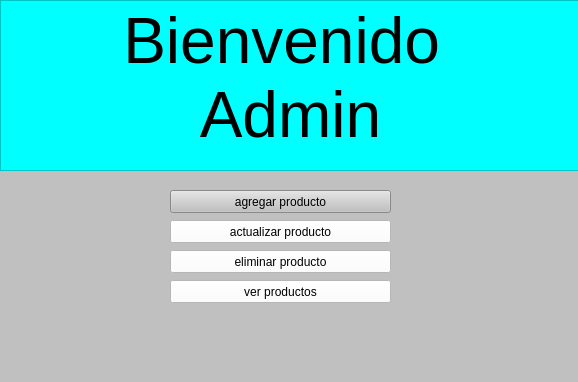
Old version of the form interfaces/vistaAdmin.ui in the repository rmarting13/Supermark.
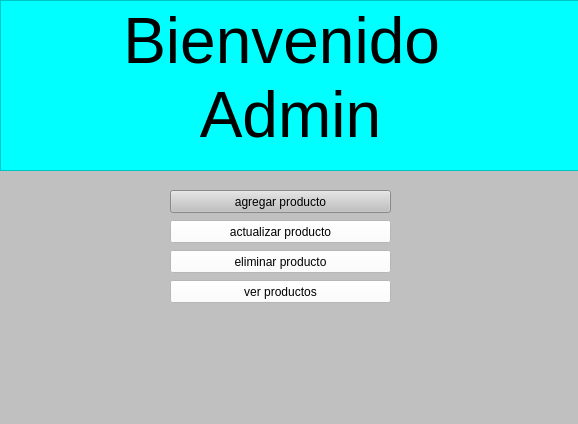
New version of the form.

The edit to the form file:
```diff
--- a/interfaces/vistaAdmin.ui
+++ b/interfaces/vistaAdmin.ui
@@ -7,7 +7,7 @@
     <x>0</x>
     <y>0</y>
     <width>578</width>
-    <height>382</height>
+    <height>424</height>
    </rect>
   </property>
   <property name="windowTitle">
```
